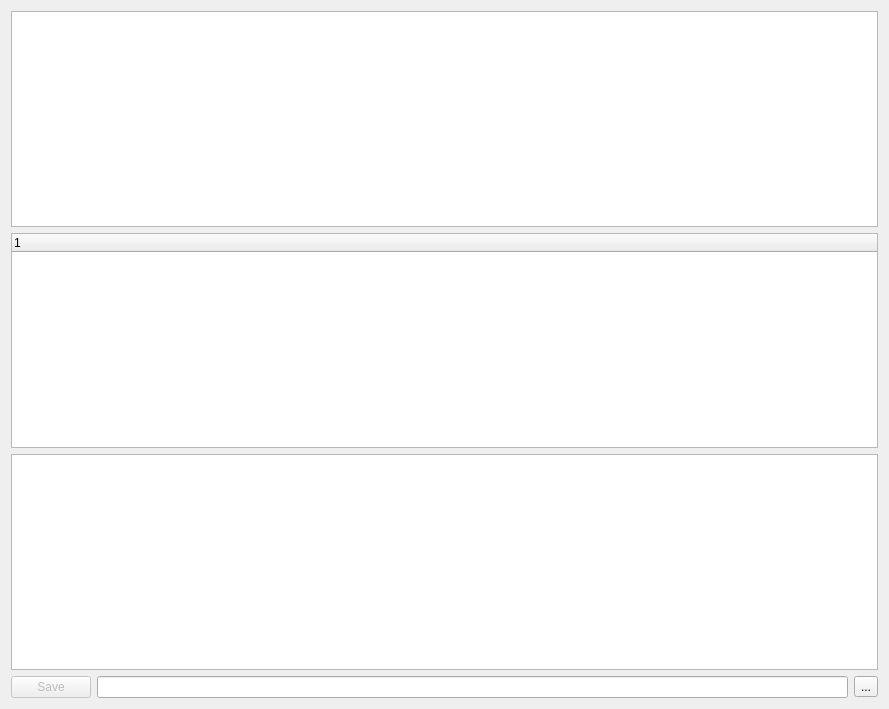
Qt form entity.ui (AndK3d/Python) before a commit.
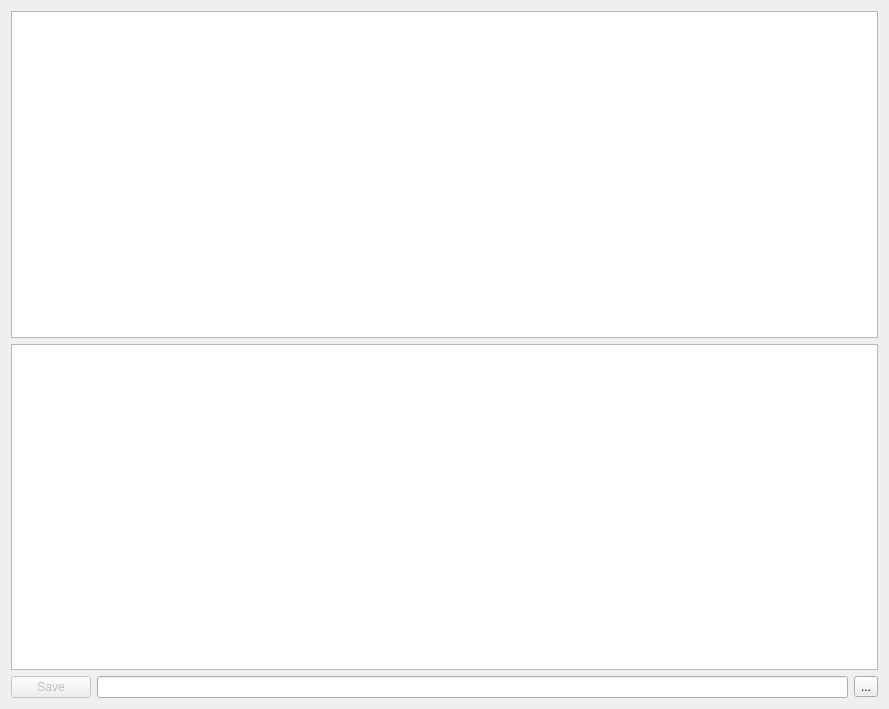
The same form after that commit.

What changed in the file:
```diff
--- a/entity.ui
+++ b/entity.ui
@@ -42,16 +42,7 @@
       </widget>
      </item>
      <item>
-      <widget class="QTreeWidget" name="treeWidget">
-       <column>
-        <property name="text">
-         <string notr="true">1</string>
-        </property>
-       </column>
-      </widget>
-     </item>
-     <item>
-      <widget class="QTreeView" name="treeView"/>
+      <widget class="QTreeView" name="treeview"/>
      </item>
     </layout>
    </item>
```
